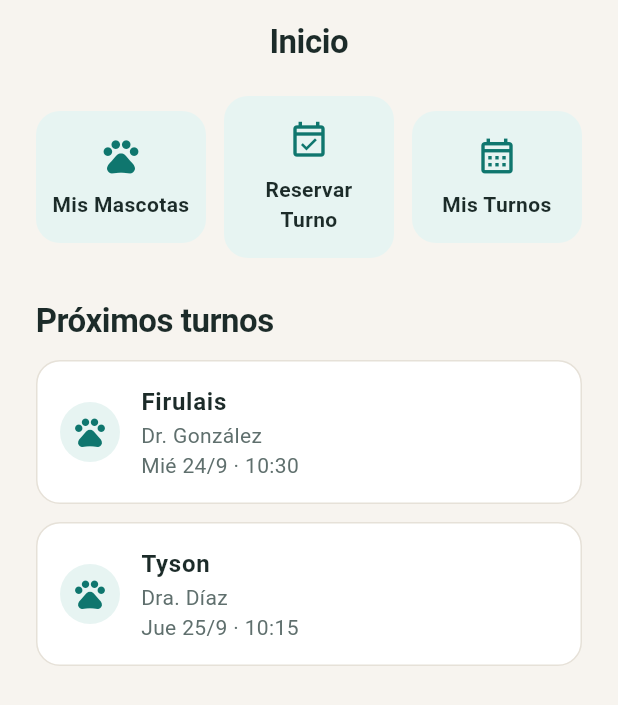
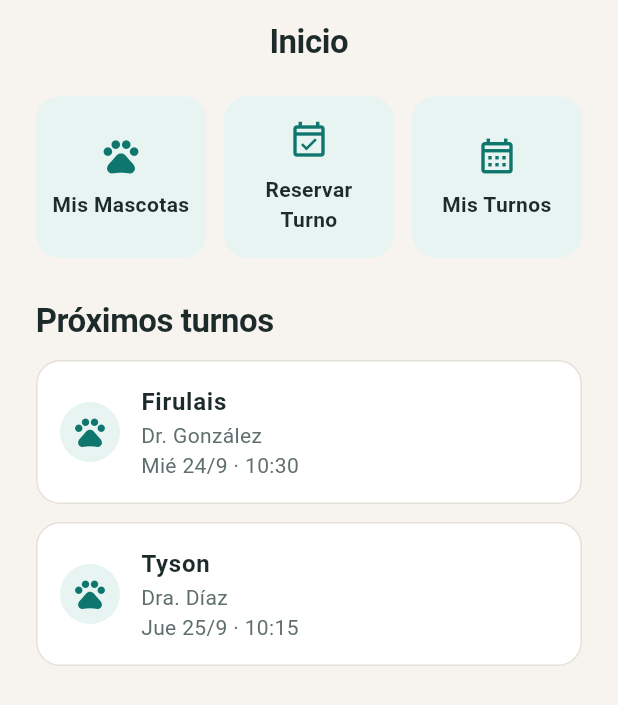
Before and after one commit to geroeguiguren/veterinaria-app, a Flutter app: the PaginaHomeCliente screen opened directly, on a phone screen of 412 x 824 dp. Shown: the top 705 px of the screen. Run offline on Flutter 3.47's test engine with Material 3 defaults, Android fonts, the phone set to English and light mode, and no system bars.

Commit message:
Igualo la altura de los accesos del Home
Co-Authored-By: Claude Sonnet 5.5 <noreply@anthropic.com>
Claude-Session: https://claude.ai/code/session_01BWWkZidbfNG9uo1ykQvhxX

```diff
--- a/lib/features/cliente/pages/home_cliente_page.dart
+++ b/lib/features/cliente/pages/home_cliente_page.dart
@@ -32,7 +32,9 @@ class PaginaHomeCliente extends StatelessWidget {
             child: ListView(
               padding: const EdgeInsets.fromLTRB(24, 8, 24, 24),
               children: [
-                Row(
+                IntrinsicHeight(
+                  child: Row(
+                    crossAxisAlignment: CrossAxisAlignment.stretch,
                     children: [
                       Expanded(
                         child: BotonAccesoRapido(
@@ -64,6 +66,7 @@ class PaginaHomeCliente extends StatelessWidget {
                       ),
                     ],
                   ),
+                ),
                 const SizedBox(height: 28),
                 Text('Próximos turnos', style: tema.titleLarge),
                 const SizedBox(height: 12),
--- a/lib/features/cliente/widgets/boton_acceso_rapido.dart
+++ b/lib/features/cliente/widgets/boton_acceso_rapido.dart
@@ -25,7 +25,7 @@ class BotonAccesoRapido extends StatelessWidget {
         child: Padding(
           padding: const EdgeInsets.symmetric(vertical: 16, horizontal: 8),
           child: Column(
-            mainAxisSize: MainAxisSize.min,
+            mainAxisAlignment: MainAxisAlignment.center,
             children: [
               Icon(icono, color: ColoresAplicacion.principal, size: 28),
               const SizedBox(height: 8),
```
Lines whose indentation alone changed are shown as unchanged.
